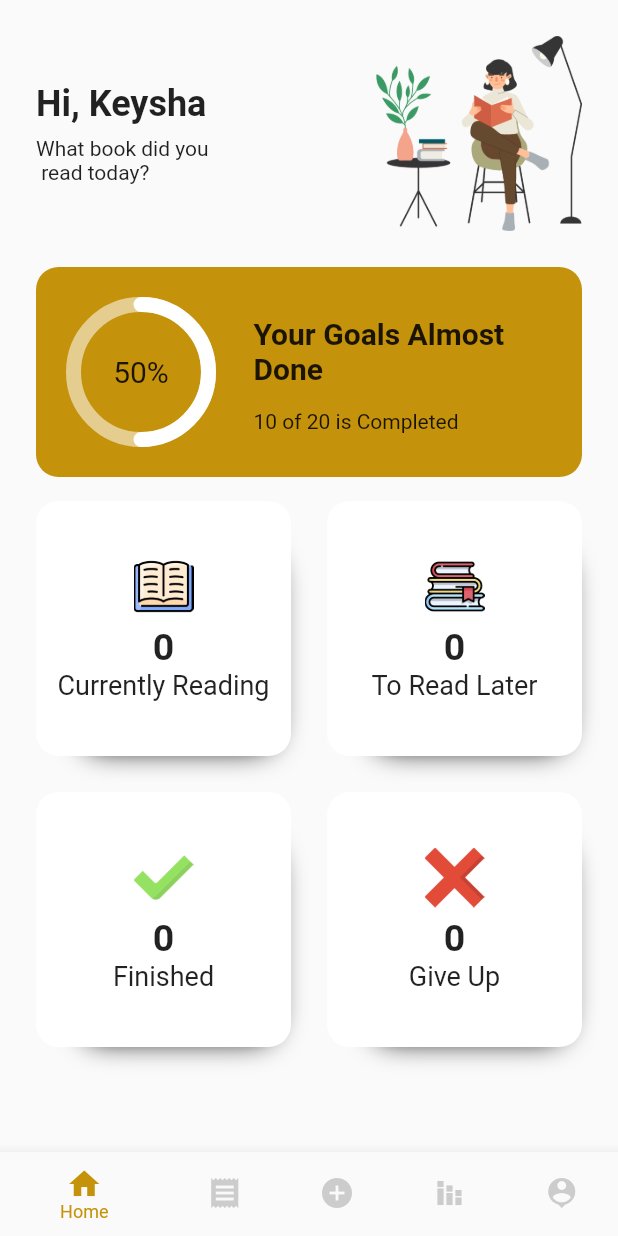
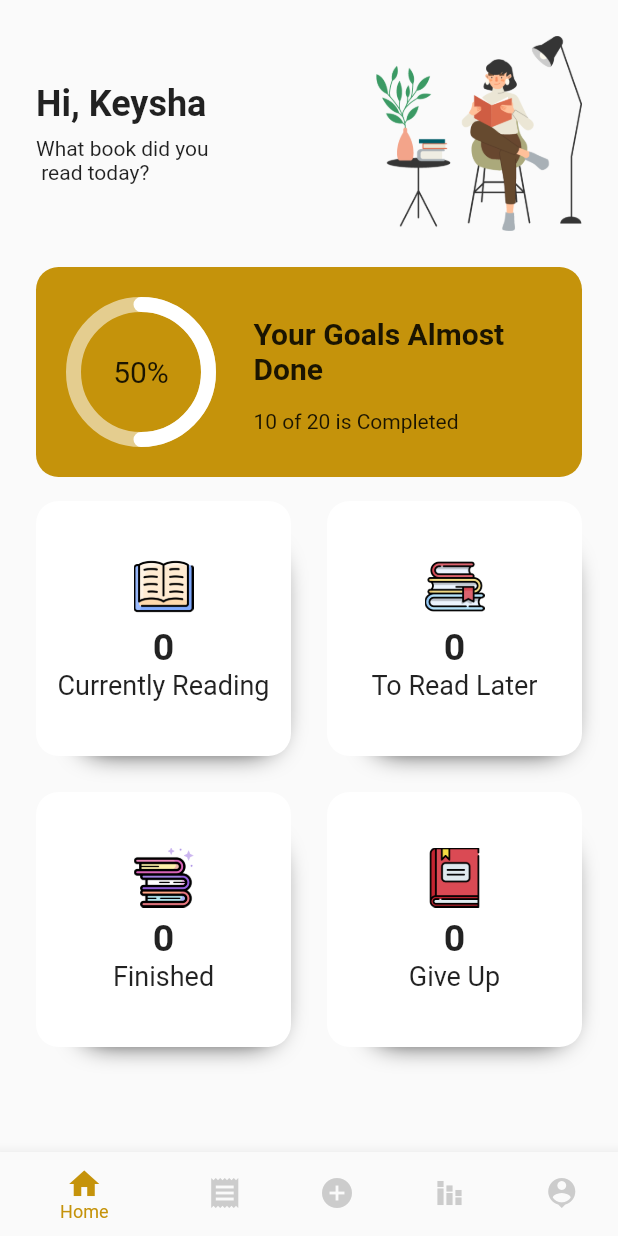
Before and after one commit to tsaniarisqi/final-projek-TSA, a Flutter app: the screen it shows once a user with an empty profile is signed in, on a phone screen of 412 x 824 dp. Run offline on Flutter 3.47's test engine with Material 2 defaults, Android fonts, the phone set to English and light mode, and no system bars; drawn by our look-alikes of auto_size_text, percent_indicator; our stand-ins replace cloud_firestore, firebase_auth, firebase_core, firebase_storage, image_picker; accounts and stored records are empty; network calls fail.

Commit message:
update logo

```diff
--- a/lib/widgets/readingStatusCard/finished_card.dart
+++ b/lib/widgets/readingStatusCard/finished_card.dart
@@ -22,7 +22,7 @@ class _FinishedCardState extends State<FinishedCard> {
           final documentSnapshot = snapshot.data!.docs;
           var total = documentSnapshot.length.toString();
           return StatusCard(
-            img: 'img/check.png',
+            img: 'img/book_finished.png',
             title: total.toString(),
             subTitle: 'Finished',
           );
--- a/lib/widgets/readingStatusCard/give_up_card.dart
+++ b/lib/widgets/readingStatusCard/give_up_card.dart
@@ -22,7 +22,7 @@ class _GiveUpCardState extends State<GiveUpCard> {
           final documentSnapshot = snapshot.data!.docs;
           var total = documentSnapshot.length.toString();
           return StatusCard(
-            img: 'img/cancel.png',
+            img: 'img/book_giveup.png',
             title: total.toString(),
             subTitle: 'Give Up',
           );
--- a/pubspec.yaml
+++ b/pubspec.yaml
@@ -74,6 +74,8 @@ flutter:
     - img/person.png
     - img/person2.png
     - img/cover.jpeg
+    - img/book_finished.png
+    - img/book_giveup.png
   #   - images/a_dot_ham.jpeg
 
   # An image asset can refer to one or more resolution-specific "variants", see
```
Also changed, not shown: img/book (1).png (added), img/book_finished.png (added), img/book_giveup.png (added).
